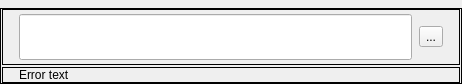
The window that src/gui/customui/inputwidget.ui (CSG-Development/owncloud-client) describes before a commit, drawn with Qt 5.
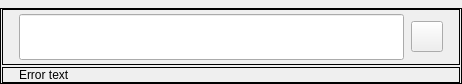
The same window after the commit.

Commit message: Show/hide password button's icon state fixed

Diff of the .ui file:
```diff
--- a/src/gui/customui/inputwidget.ui
+++ b/src/gui/customui/inputwidget.ui
@@ -110,8 +110,20 @@
          </item>
          <item>
           <widget class="QToolButton" name="showPasswordButton">
+           <property name="minimumSize">
+            <size>
+             <width>26</width>
+             <height>26</height>
+            </size>
+           </property>
            <property name="text">
-            <string>...</string>
+            <string/>
+           </property>
+           <property name="iconSize">
+            <size>
+             <width>24</width>
+             <height>24</height>
+            </size>
            </property>
           </widget>
          </item>
```
The commit also changes 10 other files.
